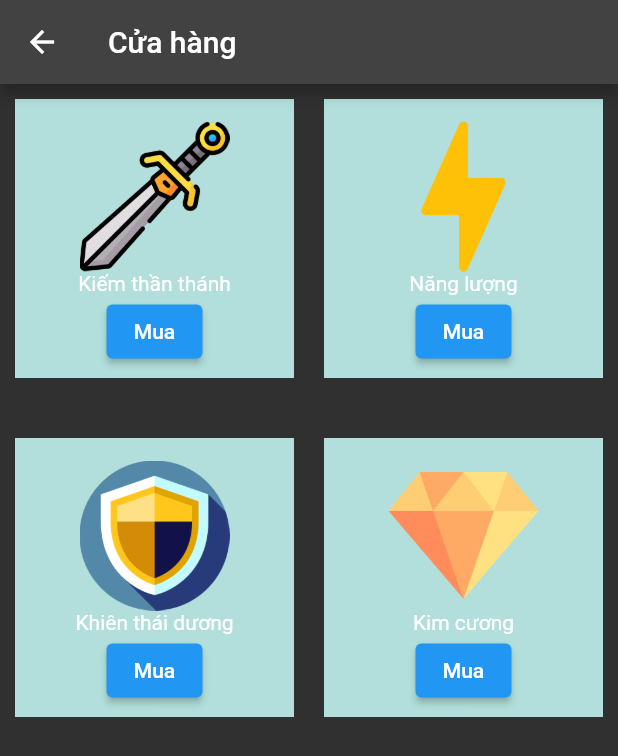
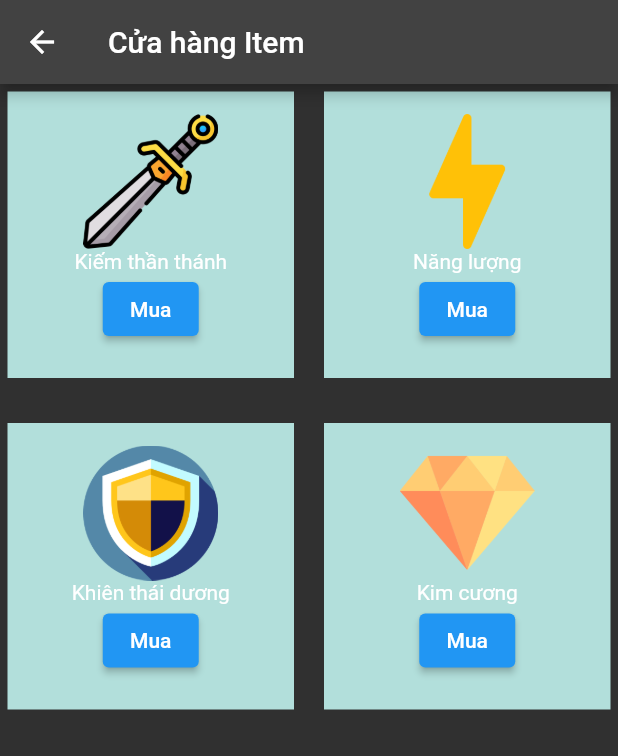
Before and after one commit to ZinQuyen/BPQ-HUb, a Flutter app: the MyWidget screen opened directly, after a tap on "SHOP", on a phone screen of 412 x 824 dp. Shown: the top 756 px of the screen. Run offline on Flutter 3.47's test engine with Material 2 defaults, Android fonts, the phone set to English and light mode, and no system bars; our stand-ins replace get.

Commit message:
update shop

```diff
--- a/lib/model/menu.dart
+++ b/lib/model/menu.dart
@@ -23,8 +23,7 @@ class _MenuState extends State<Menu> {
             decoration: BoxDecoration(
               color: Colors.blue,
             ),
-            child: Text('Menu')
-
+            child:  Text('Menu'),
           ),
         ListTile(
             leading: const Icon(Icons.account_circle),
--- a/lib/quiz/componets/body.dart
+++ b/lib/quiz/componets/body.dart
@@ -41,11 +41,11 @@ class Body extends StatelessWidget {
               child: Text.rich(
                 TextSpan(
                     text: "Question 1",
-                    style: Theme.of(context).textTheme.headline4,
+                    style: TextStyle(color: Colors.white , fontSize: 50),
                     children: [
                       TextSpan(
                         text: "/10",
-                        style: Theme.of(context).textTheme.headline5,
+                        style: TextStyle(color: Colors.white, fontSize: 25),
                       )
                     ]),
               ),
--- a/lib/quiz/componets/progress_bar.dart
+++ b/lib/quiz/componets/progress_bar.dart
@@ -35,8 +35,8 @@ class ProgressBar extends StatelessWidget {
                                   width: constraints.maxWidth * controller.animation.value,
                                   decoration: BoxDecoration(
                                       gradient: LinearGradient(colors: [
-                                        Colors.redAccent,
-                                        Colors.blueAccent
+                                        Colors.blueGrey,
+                                        Colors.yellowAccent
                                       ]),
                                       borderRadius: BorderRadius.circular(50)),
                                 )),
--- a/lib/quiz/componets/question_card.dart
+++ b/lib/quiz/componets/question_card.dart
@@ -16,6 +16,8 @@ class QuestionCard extends StatelessWidget {
 
 
   final Question question;
+
+
   @override
   Widget build(BuildContext context) {
     return Container(
@@ -29,7 +31,7 @@ class QuestionCard extends StatelessWidget {
           children: [
             Text(
              question.question,
-              style: TextStyle(color: Colors.red, fontSize: 40)
+              style: TextStyle(color: Colors.grey, fontSize: 40)
             ),
             SizedBox(height: 10 / 2),
           ...List.generate(
--- a/lib/screens/Home.dart
+++ b/lib/screens/Home.dart
@@ -53,7 +53,7 @@ class _MyWidgetState extends State<MyWidget> {
       height: 70,
       child: ElevatedButton(
         style: ButtonStyle(
-          backgroundColor: MaterialStatePropertyAll<Color>(Colors.yellow),
+          backgroundColor: MaterialStatePropertyAll<Color>(Colors.grey),
         ),
         onPressed: () => {
           Navigator.of(context).popUntil((route) => route.isFirst),
@@ -85,7 +85,9 @@ class _MyWidgetState extends State<MyWidget> {
         backgroundColor: Colors.grey[900],
         appBar: AppBar(
           actions: [
-            Icon(Icons.notifications_active),
+            IconButton(onPressed: (() {
+
+            }), icon: Icon(Icons.notifications_active))
           ],
           title: Text('BPQ Hub'),
         ),
@@ -124,7 +126,7 @@ class _MyWidgetState extends State<MyWidget> {
                             Text('100'),
                           ])),
                       Padding(
-                          padding: const EdgeInsets.only(left: 100),
+                          padding: const EdgeInsets.only(left: 90),
                           child: Row(children: [
                             Icon(
                               Icons.diamond_rounded,
--- a/lib/screens/Shop.dart
+++ b/lib/screens/Shop.dart
@@ -16,7 +16,7 @@ class _ShoppingState extends State<Shopping> {
   Widget build(BuildContext context) {
     return Scaffold(
       appBar: AppBar(
-        title: const Text('Cửa hàng'),
+        title: const Text('Cửa hàng Item'),
         leading: IconButton(onPressed: (() {
           Navigator.push(context, MaterialPageRoute(builder: ((context) => MyWidget(title: 'BPQ Hub',))));
         }), icon: Icon(Icons.arrow_back)),
@@ -25,9 +25,9 @@ class _ShoppingState extends State<Shopping> {
       drawer: const Menu(),
       body: GridView.count(
         primary: false,
-        padding: const EdgeInsets.all(10),
+        padding: const EdgeInsets.all(5),
         crossAxisSpacing: 20,
-        mainAxisSpacing: 40,
+        mainAxisSpacing: 30,
         crossAxisCount: 2,
         children: <Widget>[
           Container(
@@ -40,7 +40,7 @@ class _ShoppingState extends State<Shopping> {
                    image: AssetImage(
                      'image/sword.png',
                    ),
-                   height: 100,
+                   height: 90,
 
                  ),
                  Text('Kiếm thần thánh'),
@@ -59,7 +59,7 @@ class _ShoppingState extends State<Shopping> {
                    image: AssetImage(
                      'image/thunder.png',
                    ),
-                   height: 100,
+                   height: 90,
 
                  ),
                  Text('Năng lượng'),
@@ -78,7 +78,7 @@ class _ShoppingState extends State<Shopping> {
                    image: AssetImage(
                      'image/shield.png',
                    ),
-                   height: 100,
+                   height: 90,
 
                  ),
                  Text('Khiên thái dương'),
@@ -97,7 +97,7 @@ class _ShoppingState extends State<Shopping> {
                    image: AssetImage(
                      'image/dm.png',
                    ),
-                   height: 100,
+                   height: 90,
 
                  ),
                  Text('Kim cương'),
```
Also changed, not shown: lib/controller/question_controller.dart (+10 -0 lines), lib/login.dart/login_dangki.dart (+4 -3 lines), lib/login.dart/login_welcome.dart (+5 -4 lines).
